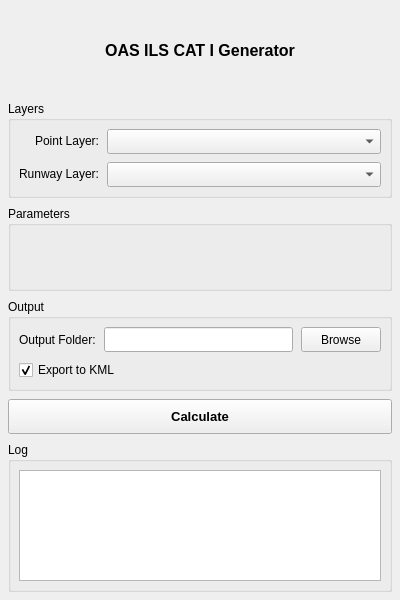
Qt form Q_Pansopy/ui/ils/qpansopy_oas_ils_dockwidget.ui (FLYGHT7/qpansopy) before a commit.
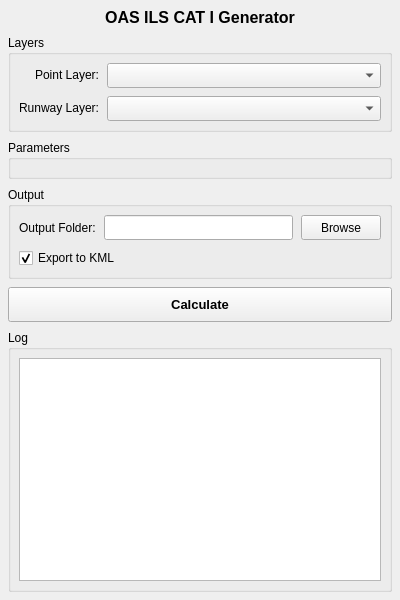
The same form after that commit. Custom widgets are drawn as their Qt base class.

The edit to the form file:
```diff
--- a/Q_Pansopy/ui/ils/qpansopy_oas_ils_dockwidget.ui
+++ b/Q_Pansopy/ui/ils/qpansopy_oas_ils_dockwidget.ui
@@ -252,16 +252,16 @@
      </widget>
     </item>
     <item>
-     <widget class="QGroupBox" name="logGroupBox">
+    <widget class="QGroupBox" name="logGroupBox">
       <property name="title">
        <string>Log</string>
       </property>
-      <property name="maximumSize">
-       <size>
-        <width>16777215</width>
-        <height>150</height>
-       </size>
-      </property>
+    <property name="sizePolicy">
+     <sizepolicy hsizetype="Preferred" vsizetype="Preferred">
+      <horstretch>0</horstretch>
+      <verstretch>0</verstretch>
+     </sizepolicy>
+    </property>
       <layout class="QVBoxLayout" name="verticalLayout_3">
        <property name="spacing">
         <number>8</number>
@@ -280,11 +280,14 @@
        </property>
        <item>
         <widget class="QTextEdit" name="logTextEdit">
-         <property name="maximumSize">
-          <size>
-           <width>16777215</width>
-           <height>120</height>
-          </size>
+         <property name="sizePolicy">
+          <sizepolicy hsizetype="Expanding" vsizetype="Expanding">
+           <horstretch>0</horstretch>
+           <verstretch>1</verstretch>
+          </sizepolicy>
+         </property>
+         <property name="minimumHeight">
+          <number>100</number>
          </property>
          <property name="readOnly">
           <bool>true</bool>
```
